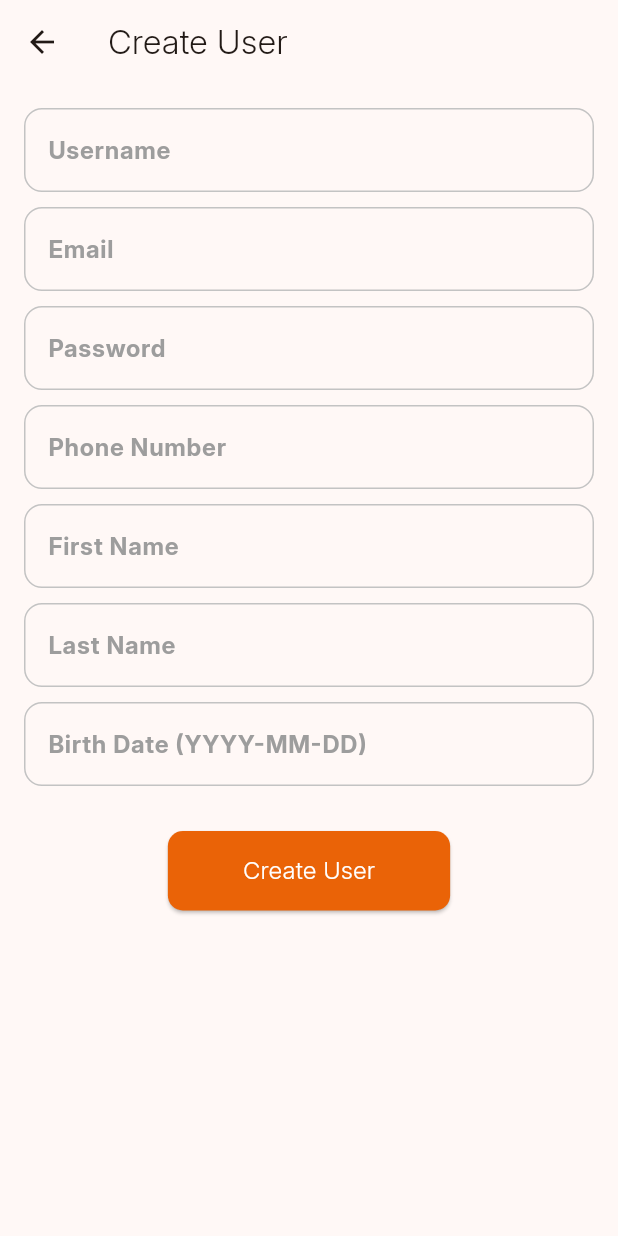
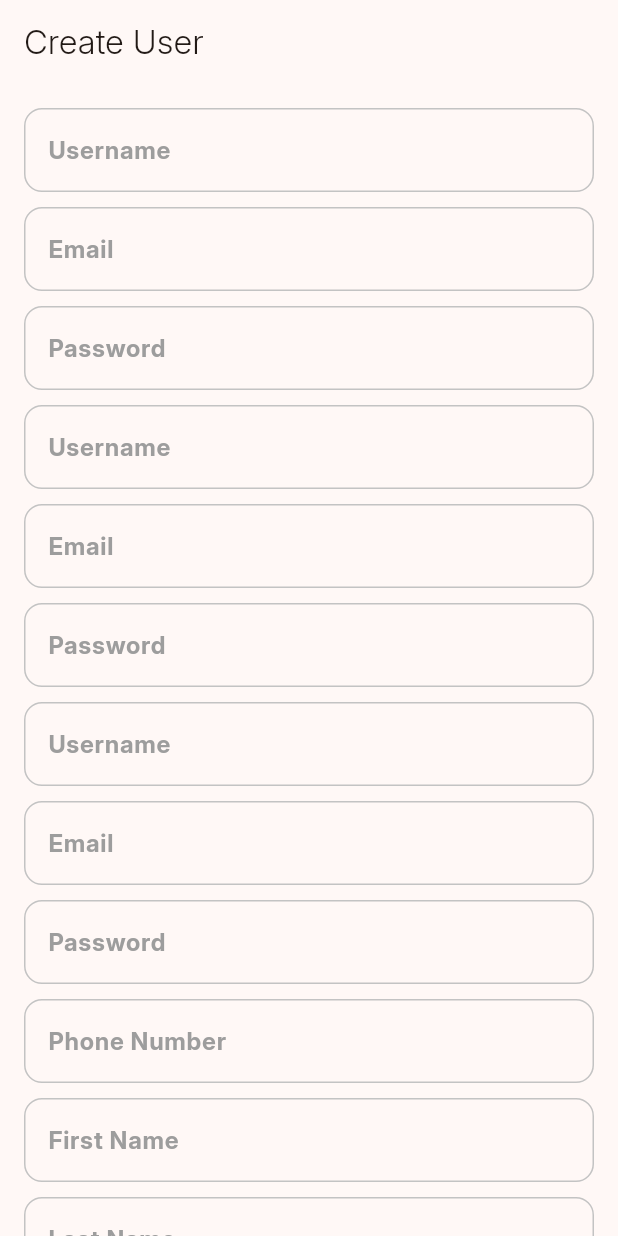
Before and after one commit to Reyan1234567/Car-Booking-and-Inventory-Management-flutter, a Flutter app: the UserCreateScreen screen opened by its route, on a phone screen of 412 x 824 dp. Run offline on Flutter 3.47's test engine with Material 3 defaults, Android fonts, the phone set to English and light mode, and no system bars; our stand-ins replace dio, flutter_riverpod, go_router, riverpod, shared_preferences; accounts and stored records are empty; network calls fail.

Commit message:
userCreateScreen

```diff
--- a/lib/Presentation/Screens/UserCreateScreen.dart
+++ b/lib/Presentation/Screens/UserCreateScreen.dart
@@ -87,10 +87,6 @@ class _UserCreateScreenState extends ConsumerState<UserCreateScreen> {
     return Scaffold(
       appBar: AppBar(
         title: const Text('Create User'),
-        leading: IconButton(
-          icon: const Icon(Icons.arrow_back),
-          onPressed: () => Navigator.pop(context),
-        ),
       ),
       body: Stack(
         children: [
@@ -98,6 +94,18 @@ class _UserCreateScreenState extends ConsumerState<UserCreateScreen> {
             padding: const EdgeInsets.all(16.0),
             child: Column(
               children: [
+                customTextField(usernameController, TextInputType.text, 'Username', false, ''),
+                const SizedBox(height: 10),
+                customTextField(emailController, TextInputType.emailAddress, 'Email', false, ''),
+                const SizedBox(height: 10),
+                customTextField(passwordController, TextInputType.visiblePassword, 'Password', true, ''),
+                const SizedBox(height: 10),
+                customTextField(usernameController, TextInputType.text, 'Username', false, ''),
+                const SizedBox(height: 10),
+                customTextField(emailController, TextInputType.emailAddress, 'Email', false, ''),
+                const SizedBox(height: 10),
+                customTextField(passwordController, TextInputType.visiblePassword, 'Password', true, ''),
+                const SizedBox(height: 10),
                 customTextField(usernameController, TextInputType.text, 'Username', false, ''),
                 const SizedBox(height: 10),
                 customTextField(emailController, TextInputType.emailAddress, 'Email', false, ''),
@@ -126,17 +134,7 @@ class _UserCreateScreenState extends ConsumerState<UserCreateScreen> {
               ],
             ),
           ),
-          if (userState.isLoading == true)
-            Container(
-              color: Colors.black.withOpacity(0.3),
-              child: const Center(
-                child: CircularProgressIndicator(
-                  valueColor: AlwaysStoppedAnimation<Color>(Color(0xFFEA6307)),
-                ),
-              ),
-            ),
-        ],
-      ),
+      ]),
     );
   }
 }
```
